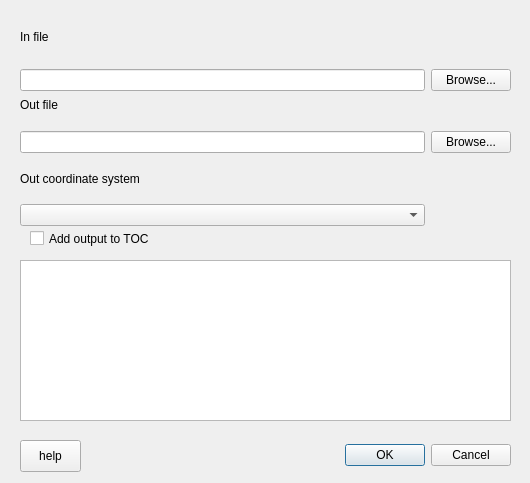
First picture: the form in icsm_qgis_transformer_dialog_base.ui, repository icsm-au/icsm_qgis_transformer, before the edit.
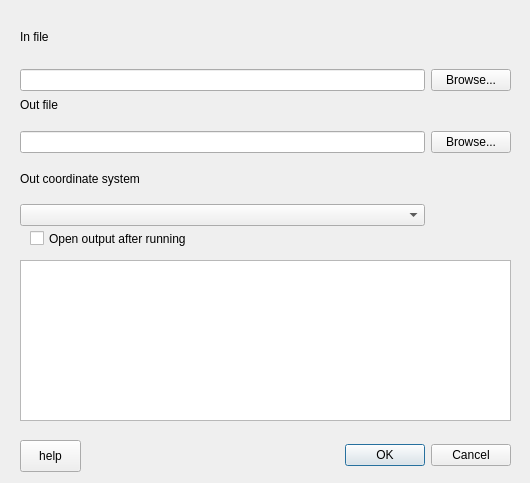
Second picture: the form after the edit.

Commit message: widened label text, and changed wording to be similar to processing dialogs

What changed in the file:
```diff
--- a/icsm_qgis_transformer_dialog_base.ui
+++ b/icsm_qgis_transformer_dialog_base.ui
@@ -128,12 +128,12 @@
     <rect>
      <x>30</x>
      <y>230</y>
-     <width>121</width>
+     <width>401</width>
      <height>17</height>
     </rect>
    </property>
    <property name="text">
-    <string>Add output to TOC</string>
+    <string>Open output after running</string>
    </property>
   </widget>
  </widget>
```
